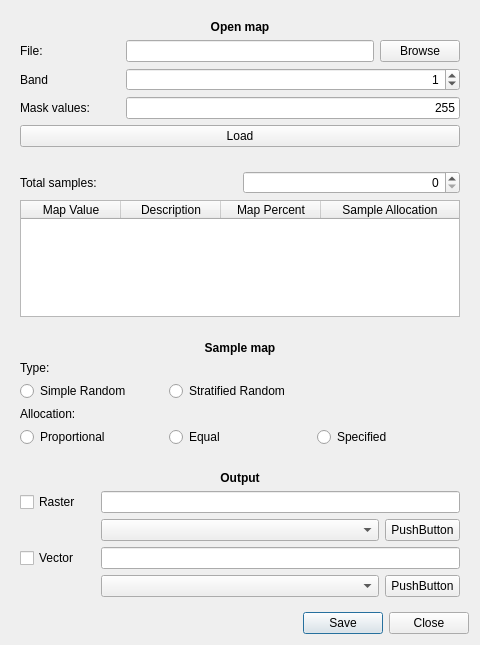
Qt form ui/ui_sampler.ui (ceholden/accuracy_sampler) before a commit.
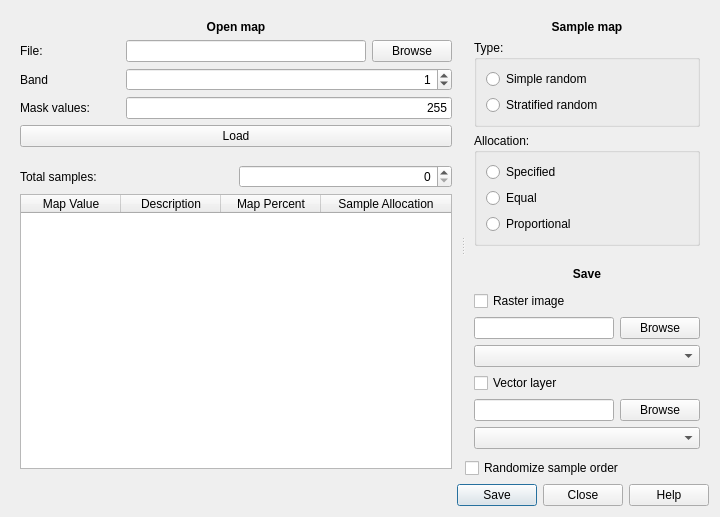
The same form after that commit.

Commit message: Reorganized UI files - 16x9 now used

```diff
--- a/ui/ui_sampler.ui
+++ b/ui/ui_sampler.ui
@@ -6,70 +6,41 @@
    <rect>
     <x>0</x>
     <y>0</y>
-    <width>480</width>
-    <height>645</height>
+    <width>720</width>
+    <height>517</height>
    </rect>
   </property>
   <property name="windowTitle">
    <string>Dialog</string>
   </property>
+  <layout class="QVBoxLayout" name="verticalLayout">
+   <item>
+    <widget class="QSplitter" name="splitter">
+     <property name="frameShape">
+      <enum>QFrame::NoFrame</enum>
+     </property>
+     <property name="orientation">
+      <enum>Qt::Horizontal</enum>
+     </property>
+     <property name="childrenCollapsible">
+      <bool>false</bool>
+     </property>
+     <widget class="QWidget" name="left_widget" native="true">
+      <property name="minimumSize">
+       <size>
+        <width>450</width>
+        <height>0</height>
+       </size>
+      </property>
   <layout class="QGridLayout" name="gridLayout">
-   <item row="1" column="0">
+       <property name="margin">
+        <number>0</number>
+       </property>
+       <property name="spacing">
+        <number>0</number>
+       </property>
+       <item row="0" column="0">
     <widget class="QWidget" name="widget_3" native="true">
-     <layout class="QGridLayout" name="gridLayout_3">
-      <item row="0" column="0">
-       <widget class="QLabel" name="label_6">
-        <property name="text">
-         <string>Total samples:</string>
-        </property>
-       </widget>
-      </item>
-      <item row="0" column="1">
-       <widget class="QSpinBox" name="spinBox_2">
-        <property name="alignment">
-         <set>Qt::AlignRight|Qt::AlignTrailing|Qt::AlignVCenter</set>
-        </property>
-        <property name="maximum">
-         <number>16777215</number>
-        </property>
-       </widget>
-      </item>
-      <item row="1" column="0" colspan="2">
-       <widget class="QTableWidget" name="tableWidget">
-        <attribute name="horizontalHeaderStretchLastSection">
-         <bool>true</bool>
-        </attribute>
-        <column>
-         <property name="text">
-          <string>Map Value</string>
-         </property>
-        </column>
-        <column>
-         <property name="text">
-          <string>Description</string>
-         </property>
-        </column>
-        <column>
-         <property name="text">
-          <string>Map Percent</string>
-         </property>
-        </column>
-        <column>
-         <property name="text">
-          <string>Sample Allocation</string>
-         </property>
-        </column>
-       </widget>
-      </item>
-     </layout>
-     <zorder>widget</zorder>
-     <zorder>tableWidget</zorder>
-     <zorder>label_6</zorder>
-     <zorder>spinBox_2</zorder>
-    </widget>
-   </item>
-   <item row="0" column="0">
-    <widget class="QWidget" name="widget" native="true">
      <property name="maximumSize">
       <size>
        <width>16777215</width>
@@ -175,95 +146,77 @@
      </layout>
     </widget>
    </item>
-   <item row="5" column="0">
-    <widget class="QDialogButtonBox" name="buttonBox">
-     <property name="orientation">
-      <enum>Qt::Horizontal</enum>
-     </property>
-     <property name="standardButtons">
-      <set>QDialogButtonBox::Close|QDialogButtonBox::Save</set>
-     </property>
-    </widget>
-   </item>
-   <item row="3" column="0">
+       <item row="1" column="0">
     <widget class="QWidget" name="widget_4" native="true">
+         <layout class="QGridLayout" name="gridLayout_3">
+          <item row="0" column="0">
+           <widget class="QLabel" name="label_6">
+            <property name="text">
+             <string>Total samples:</string>
+            </property>
+           </widget>
+          </item>
+          <item row="0" column="1">
+           <widget class="QSpinBox" name="sbox_nsample">
+            <property name="alignment">
+             <set>Qt::AlignRight|Qt::AlignTrailing|Qt::AlignVCenter</set>
+            </property>
+            <property name="maximum">
+             <number>16777215</number>
+            </property>
+           </widget>
+          </item>
+          <item row="1" column="0" colspan="2">
+           <widget class="QTableWidget" name="table_allocation">
+            <attribute name="horizontalHeaderStretchLastSection">
+             <bool>true</bool>
+            </attribute>
+            <column>
+             <property name="text">
+              <string>Map Value</string>
+             </property>
+            </column>
+            <column>
+             <property name="text">
+              <string>Description</string>
+             </property>
+            </column>
+            <column>
+             <property name="text">
+              <string>Map Percent</string>
+             </property>
+            </column>
+            <column>
+             <property name="text">
+              <string>Sample Allocation</string>
+             </property>
+            </column>
+           </widget>
+          </item>
+         </layout>
+         <zorder>table_allocation</zorder>
+         <zorder>label_6</zorder>
+         <zorder>sbox_nsample</zorder>
+        </widget>
+       </item>
+      </layout>
+     </widget>
+     <widget class="QWidget" name="right_widget" native="true">
+      <property name="minimumSize">
+       <size>
+        <width>200</width>
+        <height>0</height>
+       </size>
+      </property>
      <layout class="QGridLayout" name="gridLayout_5">
-      <item row="0" column="1">
-       <widget class="QLabel" name="label_9">
-        <property name="text">
-         <string>&lt;html&gt;&lt;head/&gt;&lt;body&gt;&lt;p align=&quot;center&quot;&gt;&lt;span style=&quot; font-weight:600;&quot;&gt;Output&lt;/span&gt;&lt;/p&gt;&lt;/body&gt;&lt;/html&gt;</string>
-        </property>
-       </widget>
-      </item>
-      <item row="3" column="0">
-       <widget class="QCheckBox" name="checkBox_2">
-        <property name="maximumSize">
-         <size>
-          <width>75</width>
-          <height>16777215</height>
-         </size>
-        </property>
-        <property name="text">
-         <string>Vector</string>
-        </property>
-       </widget>
-      </item>
-      <item row="1" column="0">
-       <widget class="QCheckBox" name="checkBox">
-        <property name="maximumSize">
-         <size>
-          <width>75</width>
-          <height>16777215</height>
-         </size>
-        </property>
-        <property name="text">
-         <string>Raster</string>
-        </property>
-       </widget>
-      </item>
-      <item row="2" column="2">
-       <widget class="QPushButton" name="pushButton_3">
-        <property name="maximumSize">
-         <size>
-          <width>75</width>
-          <height>16777215</height>
-         </size>
-        </property>
-        <property name="text">
-         <string>PushButton</string>
-        </property>
-       </widget>
-      </item>
-      <item row="1" column="1" colspan="2">
-       <widget class="QLineEdit" name="lineEdit_3"/>
-      </item>
-      <item row="2" column="1">
-       <widget class="QComboBox" name="comboBox"/>
-      </item>
-      <item row="4" column="2">
-       <widget class="QPushButton" name="pushButton_4">
-        <property name="maximumSize">
-         <size>
-          <width>75</width>
-          <height>16777215</height>
-         </size>
-        </property>
-        <property name="text">
-         <string>PushButton</string>
-        </property>
-       </widget>
-      </item>
-      <item row="3" column="1" colspan="2">
-       <widget class="QLineEdit" name="lineEdit_4"/>
-      </item>
-      <item row="4" column="1">
-       <widget class="QComboBox" name="comboBox_2"/>
-      </item>
-     </layout>
-    </widget>
-   </item>
-   <item row="2" column="0">
-    <widget class="QWidget" name="widget_2" native="true">
+       <property name="margin">
+        <number>0</number>
+       </property>
+       <property name="spacing">
+        <number>0</number>
+       </property>
+       <item row="0" column="0">
+        <widget class="QWidget" name="widget_5" native="true">
      <property name="minimumSize">
       <size>
        <width>150</width>
@@ -277,10 +230,29 @@
       </size>
      </property>
      <layout class="QGridLayout" name="gridLayout_4">
-      <item row="2" column="0">
-       <widget class="QRadioButton" name="radioButton_4">
+          <item row="1" column="0" colspan="2">
+           <widget class="QGroupBox" name="group_type">
+            <property name="minimumSize">
+             <size>
+              <width>0</width>
+              <height>75</height>
+             </size>
+            </property>
+            <property name="title">
+             <string>Type:</string>
+            </property>
+            <layout class="QVBoxLayout" name="verticalLayout_3">
+             <item>
+              <widget class="QRadioButton" name="rbut_type_simple">
         <property name="text">
-         <string>Simple Random</string>
+                <string>Simple random</string>
+               </property>
+              </widget>
+             </item>
+             <item>
+              <widget class="QRadioButton" name="rbut_type_strat">
+               <property name="text">
+                <string>Stratified random</string>
         </property>
         <property name="checkable">
          <bool>true</bool>
@@ -290,56 +262,139 @@
         </property>
        </widget>
       </item>
-      <item row="5" column="2">
+            </layout>
+           </widget>
+          </item>
+          <item row="2" column="0" colspan="2">
+           <widget class="QGroupBox" name="groupBox">
+            <property name="minimumSize">
+             <size>
+              <width>0</width>
+              <height>100</height>
+             </size>
+            </property>
+            <property name="title">
+             <string>Allocation:</string>
+            </property>
+            <layout class="QVBoxLayout" name="verticalLayout_2">
+             <item>
        <widget class="QRadioButton" name="radioButton_3">
         <property name="text">
          <string>Specified</string>
         </property>
        </widget>
       </item>
-      <item row="2" column="1">
-       <widget class="QRadioButton" name="radioButton_5">
-        <property name="text">
-         <string>Stratified Random</string>
-        </property>
-       </widget>
-      </item>
-      <item row="0" column="0" colspan="3">
-       <widget class="QLabel" name="label_5">
-        <property name="text">
-         <string>&lt;html&gt;&lt;head/&gt;&lt;body&gt;&lt;p align=&quot;center&quot;&gt;&lt;span style=&quot; font-weight:600;&quot;&gt;Sample map&lt;/span&gt;&lt;/p&gt;&lt;/body&gt;&lt;/html&gt;</string>
-        </property>
-       </widget>
-      </item>
-      <item row="5" column="1">
+             <item>
        <widget class="QRadioButton" name="radioButton_2">
         <property name="text">
          <string>Equal</string>
         </property>
        </widget>
       </item>
-      <item row="5" column="0">
+             <item>
        <widget class="QRadioButton" name="radioButton">
         <property name="text">
          <string>Proportional</string>
         </property>
        </widget>
       </item>
-      <item row="3" column="0" colspan="3">
+            </layout>
+           </widget>
+          </item>
+          <item row="0" column="0" colspan="2">
+           <widget class="QLabel" name="label_5">
+            <property name="maximumSize">
+             <size>
+              <width>16777215</width>
+              <height>25</height>
+             </size>
+            </property>
+            <property name="text">
+             <string>&lt;html&gt;&lt;head/&gt;&lt;body&gt;&lt;p align=&quot;center&quot;&gt;&lt;span style=&quot; font-weight:600;&quot;&gt;Sample map&lt;/span&gt;&lt;/p&gt;&lt;/body&gt;&lt;/html&gt;</string>
+            </property>
+           </widget>
+          </item>
+         </layout>
+        </widget>
+       </item>
+       <item row="1" column="0">
+        <widget class="QWidget" name="widget_6" native="true">
+         <layout class="QGridLayout" name="gridLayout_6">
+          <item row="2" column="0">
+           <widget class="QLineEdit" name="edit_raster_fname"/>
+          </item>
+          <item row="4" column="0" colspan="2">
+           <widget class="QCheckBox" name="cbox_save_vector">
+            <property name="text">
+             <string>Vector layer</string>
+            </property>
+           </widget>
+          </item>
+          <item row="5" column="0">
+           <widget class="QLineEdit" name="edit_vector_fname"/>
+          </item>
+          <item row="2" column="1">
+           <widget class="QPushButton" name="but_raster_browse">
+            <property name="text">
+             <string>Browse</string>
+            </property>
+           </widget>
+          </item>
+          <item row="3" column="0" colspan="2">
+           <widget class="QComboBox" name="combo_raster_format"/>
+          </item>
+          <item row="1" column="0" colspan="2">
+           <widget class="QCheckBox" name="cbox_save_raster">
+            <property name="text">
+             <string>Raster image</string>
+            </property>
+           </widget>
+          </item>
+          <item row="0" column="0" colspan="2">
        <widget class="QLabel" name="label_7">
+            <property name="maximumSize">
+             <size>
+              <width>16777215</width>
+              <height>25</height>
+             </size>
+            </property>
         <property name="text">
-         <string>Allocation:</string>
+             <string>&lt;html&gt;&lt;head/&gt;&lt;body&gt;&lt;p align=&quot;center&quot;&gt;&lt;span style=&quot; font-weight:600;&quot;&gt;Save&lt;/span&gt;&lt;/p&gt;&lt;/body&gt;&lt;/html&gt;</string>
         </property>
        </widget>
       </item>
-      <item row="1" column="0" colspan="3">
-       <widget class="QLabel" name="label_8">
+          <item row="5" column="1">
+           <widget class="QPushButton" name="but_raster_browse_2">
         <property name="text">
-         <string>Type:</string>
+             <string>Browse</string>
         </property>
        </widget>
       </item>
-     </layout>
+          <item row="6" column="0" colspan="2">
+           <widget class="QComboBox" name="combo_vector_format"/>
+          </item>
+         </layout>
+        </widget>
+       </item>
+       <item row="2" column="0">
+        <widget class="QCheckBox" name="cbox_random_order">
+         <property name="text">
+          <string>Randomize sample order</string>
+         </property>
+        </widget>
+       </item>
+      </layout>
+     </widget>
+    </widget>
+   </item>
+   <item>
+    <widget class="QDialogButtonBox" name="button_box">
+     <property name="orientation">
+      <enum>Qt::Horizontal</enum>
+     </property>
+     <property name="standardButtons">
+      <set>QDialogButtonBox::Close|QDialogButtonBox::Help|QDialogButtonBox::Save</set>
+     </property>
     </widget>
    </item>
   </layout>
```
Left out of the diff: 22 changed lines with no effect on the pictures. Lines whose indentation alone changed are shown as unchanged. The commit also changes 2 other files.
